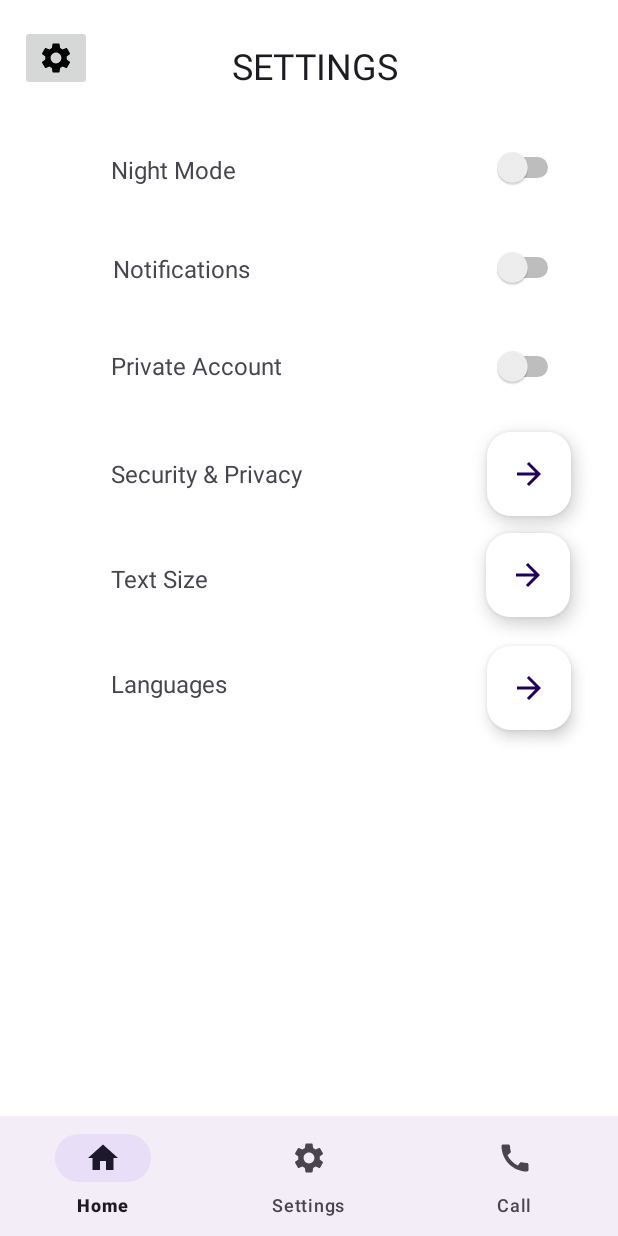
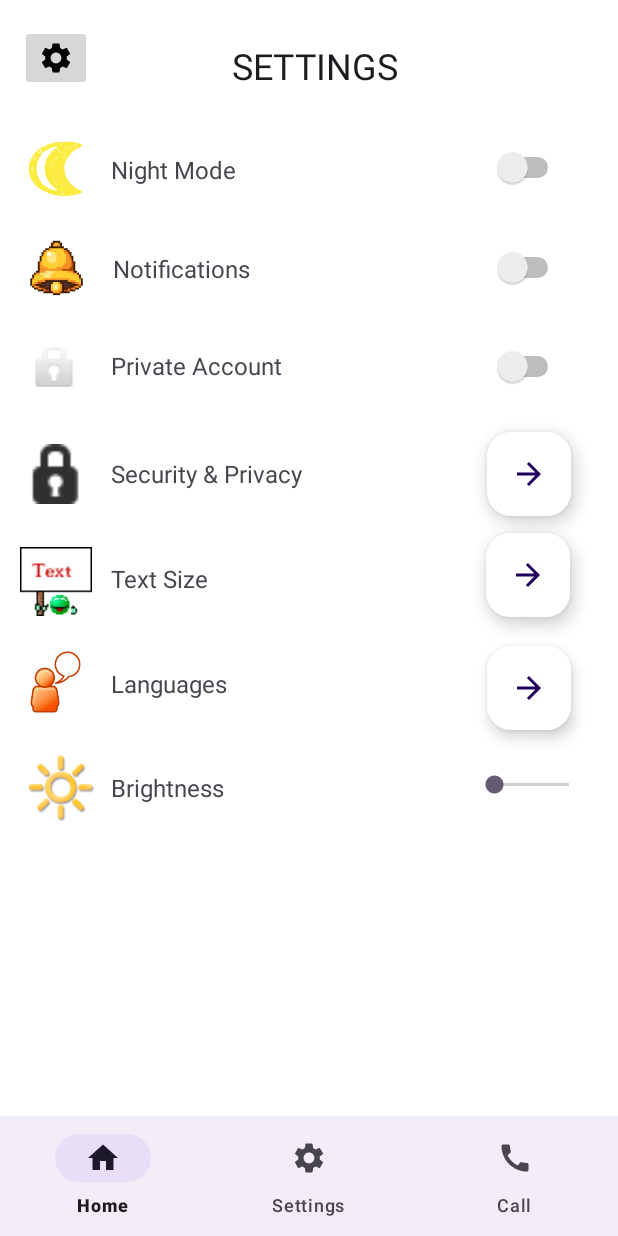
Before and after one commit to JubaX6/ResQTechAid_Ignition_Hacks_2023, an Android app: the fragment SettingsFragment placed in its activity, on a phone screen of 412 x 824 dp. Run offline under Robolectric (Android 15) with nearby library versions, the phone set to English and light mode, and no system bars.

Commit message:
settings update, logos

```diff
--- a/app/src/main/res/layout/fragment_settings.xml
+++ b/app/src/main/res/layout/fragment_settings.xml
@@ -244,4 +244,101 @@
         app:layout_constraintStart_toStartOf="@+id/guideline17"
         app:layout_constraintTop_toTopOf="parent"
         app:layout_constraintVertical_bias="0.622" />
+
+    <ImageView
+        android:id="@+id/imageView"
+        android:layout_width="44dp"
+        android:layout_height="46dp"
+        android:src="@drawable/moon"
+        app:layout_constraintBottom_toTopOf="@+id/guideline10"
+        app:layout_constraintEnd_toStartOf="@+id/textView6"
+        app:layout_constraintStart_toStartOf="parent"
+        app:layout_constraintTop_toTopOf="@+id/guideline9" />
+
+    <ImageView
+        android:id="@+id/imageView2"
+        android:layout_width="42dp"
+        android:layout_height="40dp"
+        android:src="@drawable/bell"
+        app:layout_constraintBottom_toTopOf="@+id/guideline11"
+        app:layout_constraintEnd_toStartOf="@+id/textView7"
+        app:layout_constraintStart_toStartOf="parent"
+        app:layout_constraintTop_toTopOf="@+id/guideline10" />
+
+    <ImageView
+        android:id="@+id/imageView3"
+        android:layout_width="43dp"
+        android:layout_height="39dp"
+        android:src="@android:drawable/ic_lock_idle_lock"
+        app:layout_constraintBottom_toTopOf="@+id/guideline12"
+        app:layout_constraintEnd_toStartOf="@+id/textView8"
+        app:layout_constraintStart_toStartOf="parent"
+        app:layout_constraintTop_toTopOf="@+id/guideline11" />
+
+    <ImageView
+        android:id="@+id/imageView4"
+        android:layout_width="46dp"
+        android:layout_height="40dp"
+        android:src="@android:drawable/ic_secure"
+        app:layout_constraintBottom_toTopOf="@+id/guideline14"
+        app:layout_constraintEnd_toStartOf="@+id/textView9"
+        app:layout_constraintStart_toStartOf="parent"
+        app:layout_constraintTop_toTopOf="@+id/guideline12" />
+
+    <ImageView
+        android:id="@+id/imageView5"
+        android:layout_width="wrap_content"
+        android:layout_height="wrap_content"
+        android:src="@drawable/text"
+        app:layout_constraintBottom_toTopOf="@+id/guideline15"
+        app:layout_constraintEnd_toStartOf="@+id/textView10"
+        app:layout_constraintStart_toStartOf="parent"
+        app:layout_constraintTop_toTopOf="@+id/guideline14" />
+
+    <ImageView
+        android:id="@+id/imageView6"
+        android:layout_width="46dp"
+        android:layout_height="49dp"
+        android:src="@drawable/edu_languages"
+        app:layout_constraintBottom_toTopOf="@+id/guideline16"
+        app:layout_constraintEnd_toStartOf="@+id/textView11"
+        app:layout_constraintStart_toStartOf="parent"
+        app:layout_constraintTop_toTopOf="@+id/guideline15" />
+
+    <TextView
+        android:id="@+id/textView16"
+        android:layout_width="wrap_content"
+        android:layout_height="wrap_content"
+        android:text="Brightness"
+        android:textSize="16sp"
+        app:layout_constraintBottom_toBottomOf="parent"
+        app:layout_constraintEnd_toStartOf="@+id/guideline18"
+        app:layout_constraintHorizontal_bias="0.0"
+        app:layout_constraintStart_toStartOf="@+id/guideline17"
+        app:layout_constraintTop_toTopOf="@+id/guideline16"
+        app:layout_constraintVertical_bias="0.117" />
+
+    <ImageView
+        android:id="@+id/imageView7"
+        android:layout_width="54dp"
+        android:layout_height="48dp"
+        android:src="@drawable/brightness"
+        app:layout_constraintBottom_toBottomOf="parent"
+        app:layout_constraintEnd_toStartOf="@+id/guideline17"
+        app:layout_constraintHorizontal_bias="0.65"
+        app:layout_constraintStart_toStartOf="parent"
+        app:layout_constraintTop_toTopOf="@+id/guideline16"
+        app:layout_constraintVertical_bias="0.066" />
+
+    <SeekBar
+        android:id="@+id/seekBar"
+        android:layout_width="82dp"
+        android:layout_height="46dp"
+        app:layout_constraintBottom_toBottomOf="parent"
+        app:layout_constraintEnd_toEndOf="parent"
+        app:layout_constraintHorizontal_bias="0.567"
+        app:layout_constraintStart_toStartOf="@+id/guideline18"
+        app:layout_constraintTop_toTopOf="@+id/guideline16"
+        app:layout_constraintVertical_bias="0.065" />
+
 </androidx.constraintlayout.widget.ConstraintLayout>
```
Also changed, not shown: app/src/main/res/drawable/bell.gif (added), app/src/main/res/drawable/brightness.png (added), app/src/main/res/drawable/edu_languages.png (added), app/src/main/res/drawable/moon.gif (added), app/src/main/res/drawable/network-security-checked.png (added), app/src/main/res/drawable/private-browsing.jpg (added), app/src/main/res/drawable/text.png (added).
